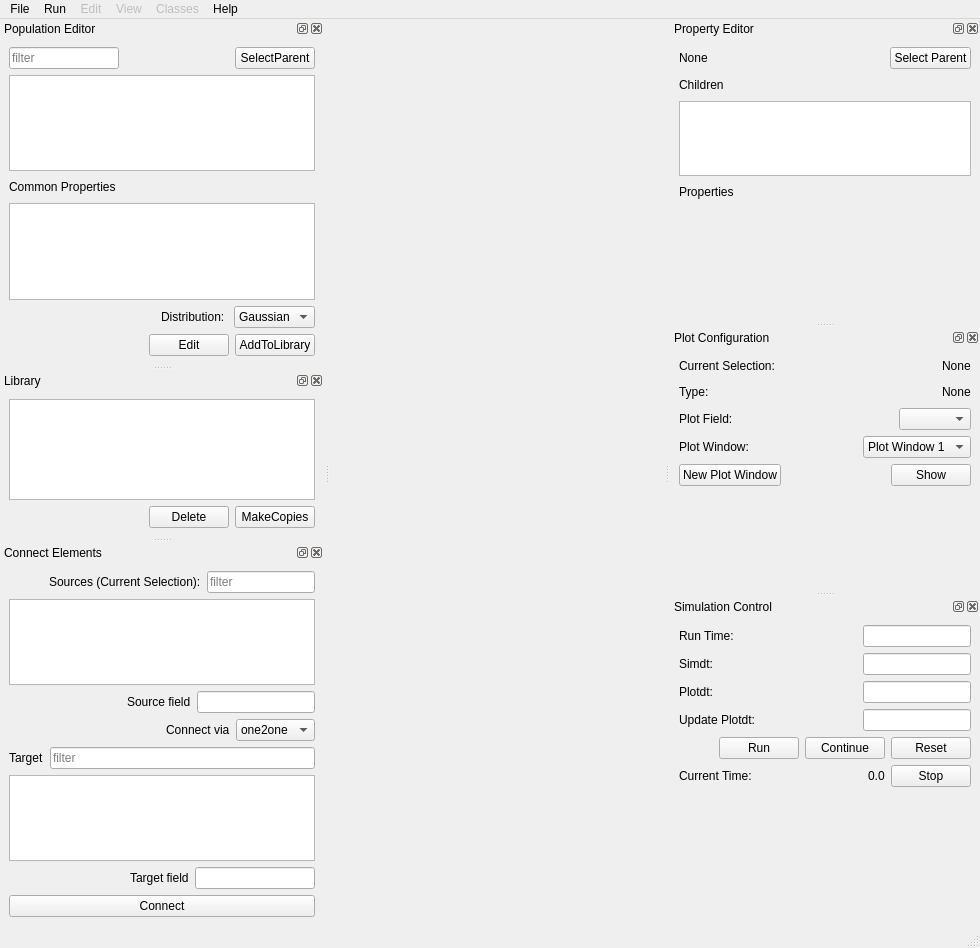
First picture: the form in moose/branches/dh_branch/gui/newgui.ui, repository physicalist/ncbs-moose, before the edit.
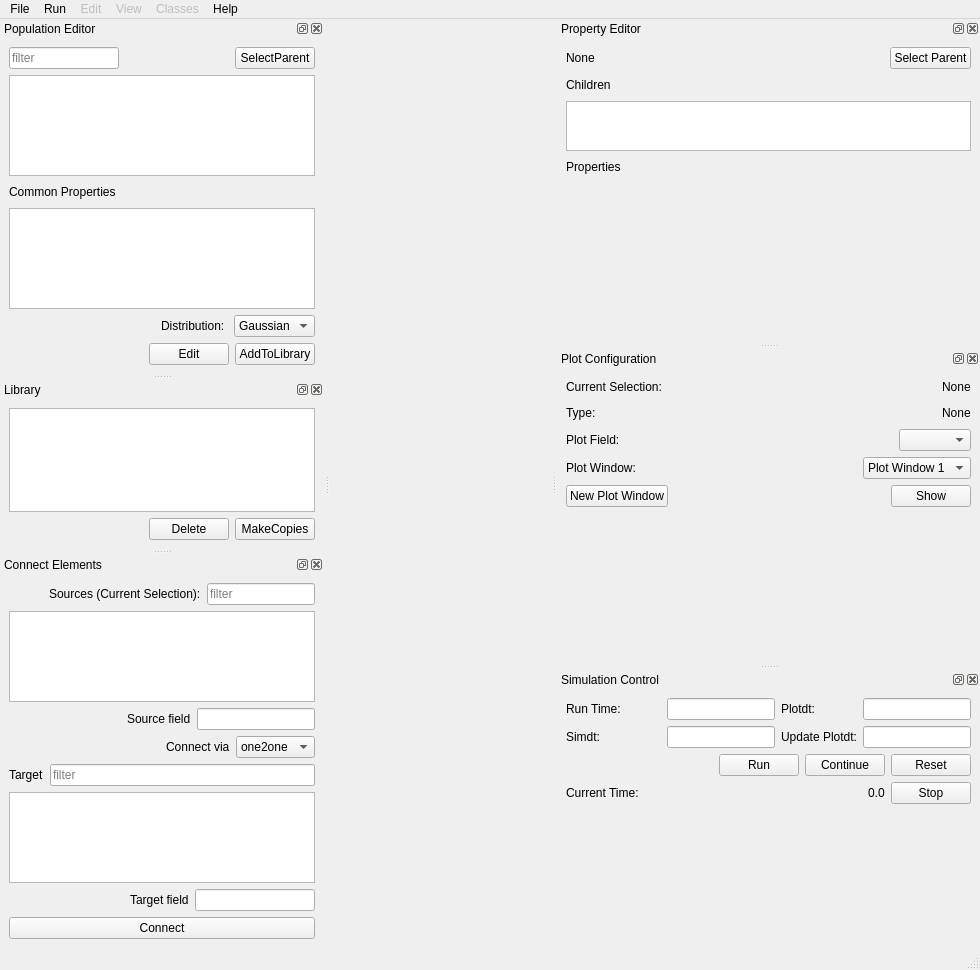
Second picture: the form after the edit. Custom widgets are drawn as their Qt base class.

```diff
--- a/moose/branches/dh_branch/gui/newgui.ui
+++ b/moose/branches/dh_branch/gui/newgui.ui
@@ -7,7 +7,7 @@
     <x>0</x>
     <y>0</y>
     <width>980</width>
-    <height>948</height>
+    <height>970</height>
    </rect>
   </property>
   <property name="windowTitle">
@@ -24,26 +24,7 @@
     <item>
      <layout class="QHBoxLayout" name="horizontalLayout">
       <item>
-       <widget class="QWidget" name="layoutWidget" native="true">
-        <property name="sizePolicy">
-         <sizepolicy hsizetype="Expanding" vsizetype="Expanding">
-          <horstretch>0</horstretch>
-          <verstretch>0</verstretch>
-         </sizepolicy>
-        </property>
-        <property name="maximumSize">
-         <size>
-          <width>16777215</width>
-          <height>16777215</height>
-         </size>
-        </property>
-        <property name="autoFillBackground">
-         <bool>false</bool>
-        </property>
-        <property name="styleSheet">
-         <string notr="true"/>
-        </property>
-       </widget>
+       <widget class="QWidget" name="layoutWidget" native="true"/>
       </item>
      </layout>
     </item>
@@ -306,7 +287,7 @@
        <property name="maximumSize">
         <size>
          <width>16777215</width>
-         <height>75</height>
+         <height>50</height>
         </size>
        </property>
        <property name="editTriggers">
@@ -975,26 +956,6 @@
        <item row="1" column="2">
         <widget class="QLineEdit" name="simControlSimdtLineEdit"/>
        </item>
-       <item row="2" column="2">
-        <widget class="QLineEdit" name="simControlPlotdtLineEdit"/>
-       </item>
-       <item row="2" column="0">
-        <widget class="QLabel" name="label_14">
-         <property name="text">
-          <string>Plotdt:</string>
-         </property>
-        </widget>
-       </item>
-       <item row="3" column="2">
-        <widget class="QLineEdit" name="simControlUpdatePlotdtLineEdit"/>
-       </item>
-       <item row="3" column="0">
-        <widget class="QLabel" name="label_15">
-         <property name="text">
-          <string>Update Plotdt:</string>
-         </property>
-        </widget>
-       </item>
        <item row="1" column="0">
         <widget class="QLabel" name="label_13">
          <property name="text">
@@ -1025,6 +986,26 @@
          </property>
         </spacer>
        </item>
+       <item row="0" column="3">
+        <widget class="QLabel" name="label_14">
+         <property name="text">
+          <string>Plotdt:</string>
+         </property>
+        </widget>
+       </item>
+       <item row="0" column="4">
+        <widget class="QLineEdit" name="simControlPlotdtLineEdit"/>
+       </item>
+       <item row="1" column="3">
+        <widget class="QLabel" name="label_15">
+         <property name="text">
+          <string>Update Plotdt:</string>
+         </property>
+        </widget>
+       </item>
+       <item row="1" column="4">
+        <widget class="QLineEdit" name="simControlUpdatePlotdtLineEdit"/>
+       </item>
       </layout>
      </item>
      <item>
@@ -1127,23 +1108,6 @@
        </item>
       </layout>
      </item>
-     <item>
-      <layout class="QHBoxLayout" name="horizontalLayout_22">
-       <item>
-        <spacer name="horizontalSpacer_15">
-         <property name="orientation">
-          <enum>Qt::Horizontal</enum>
-         </property>
-         <property name="sizeHint" stdset="0">
-          <size>
-           <width>10</width>
-           <height>20</height>
-          </size>
-         </property>
-        </spacer>
-       </item>
-      </layout>
-     </item>
      <item>
       <spacer name="verticalSpacer_3">
        <property name="orientation">
```
Left out of the diff: 6 changed lines with no effect on the pictures.
